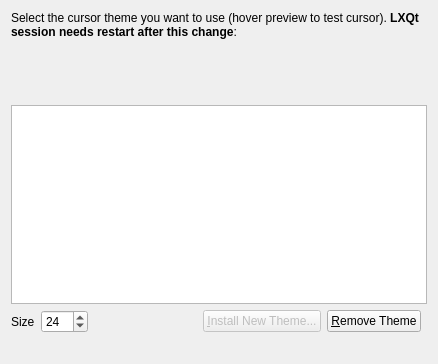
Old version of the form liblxqt-config-cursor/selectwnd.ui in the repository lxqt/lxqt-config.
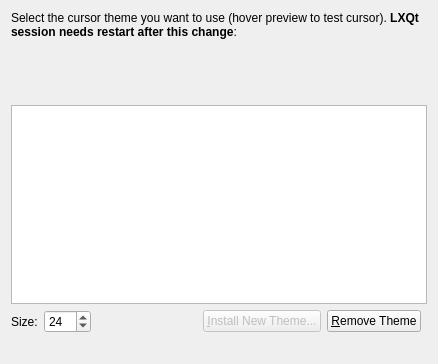
New version of the form. Custom widgets are drawn as their Qt base class.

```diff
--- a/liblxqt-config-cursor/selectwnd.ui
+++ b/liblxqt-config-cursor/selectwnd.ui
@@ -62,7 +62,7 @@
    <item row="5" column="0">
     <widget class="QLabel" name="sizeLabel">
      <property name="text">
-      <string>Size</string>
+      <string>Size:</string>
      </property>
     </widget>
    </item>
```
